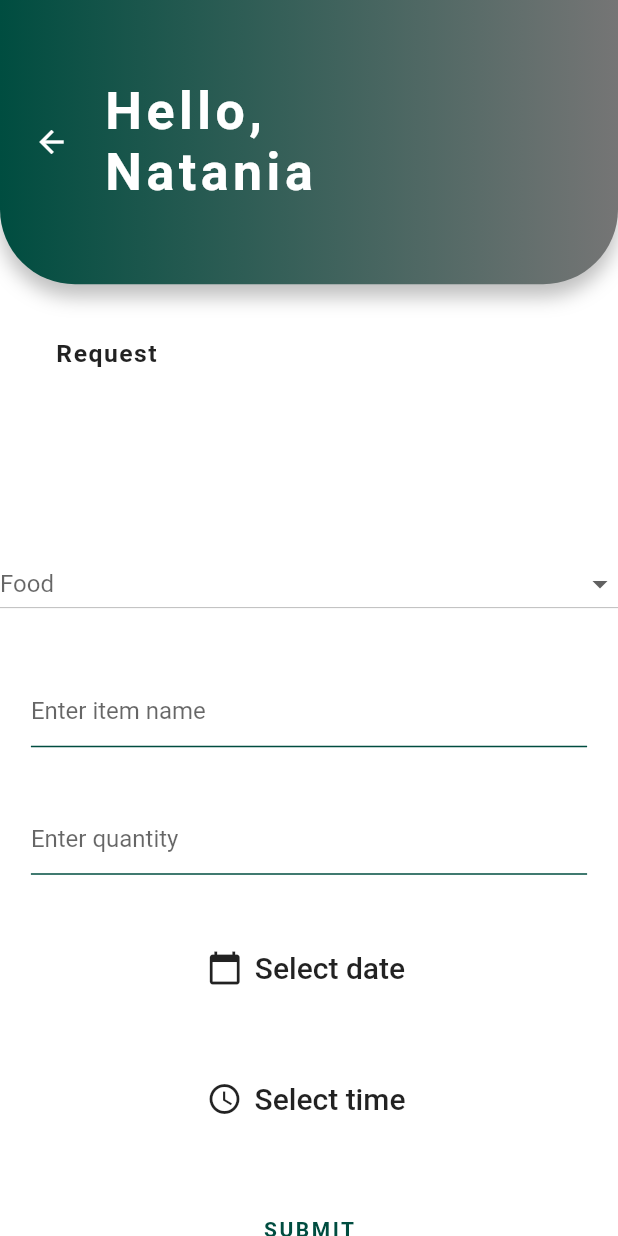
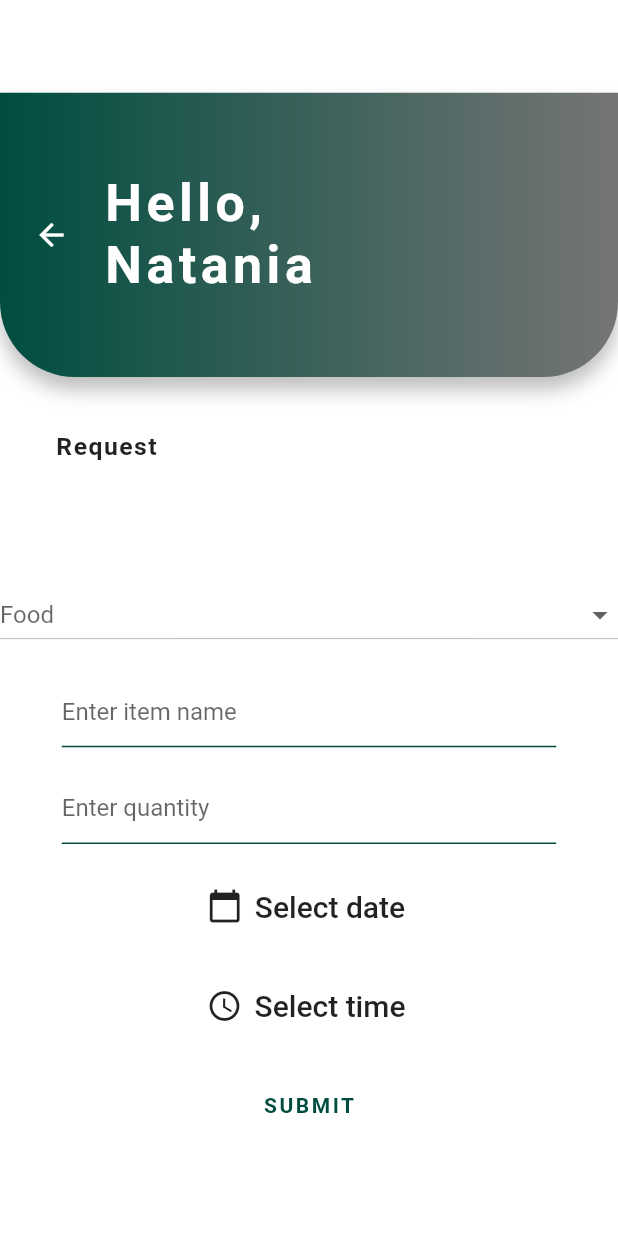
Before and after one commit to nataniayp/plEASE, a Flutter app: the Request screen opened by its route, after a tap on "Food", on a phone screen of 412 x 824 dp. Run offline on Flutter 3.47's test engine with Material 2 defaults, Android fonts, the phone set to English and light mode, and no system bars.

Commit message:
category error request page has weird space on top of customized app bar change all screens based on media query

```diff
--- a/lib/screens/my_requests.dart
+++ b/lib/screens/my_requests.dart
@@ -39,8 +39,7 @@ class _MyRequestsState extends State<MyRequests> {
 
     return Scaffold(
       backgroundColor: Colors.white,
-      body: SafeArea(
-        child: Container(
+      body: Container(
         child: Column(
           children: [
             CustomisedAppBar(name: 'Natania'),
@@ -58,7 +57,6 @@ class _MyRequestsState extends State<MyRequests> {
           ],
         ),
       ),
-      ),
     );
   }
 }
--- a/lib/screens/profile.dart
+++ b/lib/screens/profile.dart
@@ -14,8 +14,7 @@ class _ProfileState extends State<Profile> {
 
     return Scaffold(
       backgroundColor: Colors.teal[900],
-      body: SafeArea(
-        child: Container(
+      body: Container(
         decoration: BoxDecoration(
           gradient: LinearGradient(
               colors: [Colors.teal[900], Colors.grey[600]]
@@ -84,7 +83,6 @@ class _ProfileState extends State<Profile> {
           ),
         ),
       ),
-      ),
     );
   }
 }
--- a/lib/screens/request.dart
+++ b/lib/screens/request.dart
@@ -21,8 +21,7 @@ class _RequestState extends State<Request> {
 
     return Scaffold(
       backgroundColor: Colors.white,
-      body: SafeArea(
-        child: Column(
+      body: Column(
         mainAxisAlignment: MainAxisAlignment.center,
         children: <Widget>[
           CustomisedAppBar(name: 'Natania'),
@@ -225,7 +224,6 @@ class _RequestState extends State<Request> {
           ),
         ],
       ),
-      ),
     );
   }
 }
--- a/lib/screens/request_input.dart
+++ b/lib/screens/request_input.dart
@@ -27,14 +27,13 @@ class _RequestInputState extends State<RequestInput> {
 
     return Scaffold(
       backgroundColor: Colors.white,
-      body: SafeArea(
-        child: Column(
+      body: Column(
         mainAxisAlignment: MainAxisAlignment.center,
         children: [
           CustomisedAppBar(name: 'Natania', withBackArrow: true,),
           ScreenHeader(name: 'Request'),
           Padding( // Category
-              padding: EdgeInsets.fromLTRB(0, size.height * 0.1, 0, 0),
+            padding: EdgeInsets.fromLTRB(0, size.height * 0.05, 0, 0),
             child: DropdownButton(
               isExpanded: true,
               hint: Text(selected.category),
@@ -60,7 +59,7 @@ class _RequestInputState extends State<RequestInput> {
             ),
           ),
           Padding( // Item Name
-              padding: EdgeInsets.fromLTRB(size.width * 0.05, size.height * 0.045, size.width * 0.05, 0),
+            padding: EdgeInsets.fromLTRB(size.width * 0.1, size.height * 0.02, size.width * 0.1, 0),
             child: TextField(
               onChanged: (String text) {
                 setState(() {
@@ -78,7 +77,7 @@ class _RequestInputState extends State<RequestInput> {
             ),
           ),
           Padding( // Quantity
-              padding: EdgeInsets.fromLTRB(size.width * 0.05, size.height * 0.045, size.width * 0.05, 0),
+            padding: EdgeInsets.fromLTRB(size.width * 0.1, size.height * 0.02, size.width * 0.1, 0),
             child: TextField(
               onChanged: (String num) {
                 setState(() {
@@ -96,7 +95,7 @@ class _RequestInputState extends State<RequestInput> {
             ),
           ),
           Padding( // Date
-              padding: EdgeInsets.fromLTRB(size.width * 0.05, size.height * 0.045, size.width * 0.05, 0),
+            padding: EdgeInsets.fromLTRB(size.width * 0.1, size.height * 0.02, size.width * 0.1, 0),
             child: FlatButton.icon(
               onPressed: () async {
                 final DateTime picked = await showDatePicker(
@@ -121,7 +120,7 @@ class _RequestInputState extends State<RequestInput> {
             ),
           ),
           Padding( // Time
-              padding: EdgeInsets.fromLTRB(size.width * 0.05, size.height * 0.045, size.width * 0.05, 0),
+            padding: EdgeInsets.fromLTRB(size.width * 0.1, size.height * 0.02, size.width * 0.1, 0),
             child: FlatButton.icon(
               onPressed: () async {
                 final TimeOfDay picked = await showTimePicker(
@@ -144,7 +143,7 @@ class _RequestInputState extends State<RequestInput> {
             ),
           ),
           Padding(
-              padding: EdgeInsets.fromLTRB(0, size.height * 0.045, 0, 0),
+            padding: EdgeInsets.fromLTRB(0, size.height * 0.02, 0, 0),
             child: FlatButton(
               onPressed: () {
                 Navigator.pop(context, {selected});
@@ -164,7 +163,6 @@ class _RequestInputState extends State<RequestInput> {
           ),
         ],
       ),
-      ),
     );
   }
 }
--- a/lib/screens/respond.dart
+++ b/lib/screens/respond.dart
@@ -87,8 +87,7 @@ class _RespondState extends State<Respond> {
 
     return Scaffold(
       backgroundColor: Colors.white,
-      body: SafeArea(
-        child: Container(
+      body: Container(
         child: Column(
           children: <Widget>[
             CustomisedAppBar(name: "Natania"),
@@ -105,7 +104,6 @@ class _RespondState extends State<Respond> {
             )
           ],
         )
-        )
       ),
     );
   }
```
Lines whose indentation alone changed are shown as unchanged.
